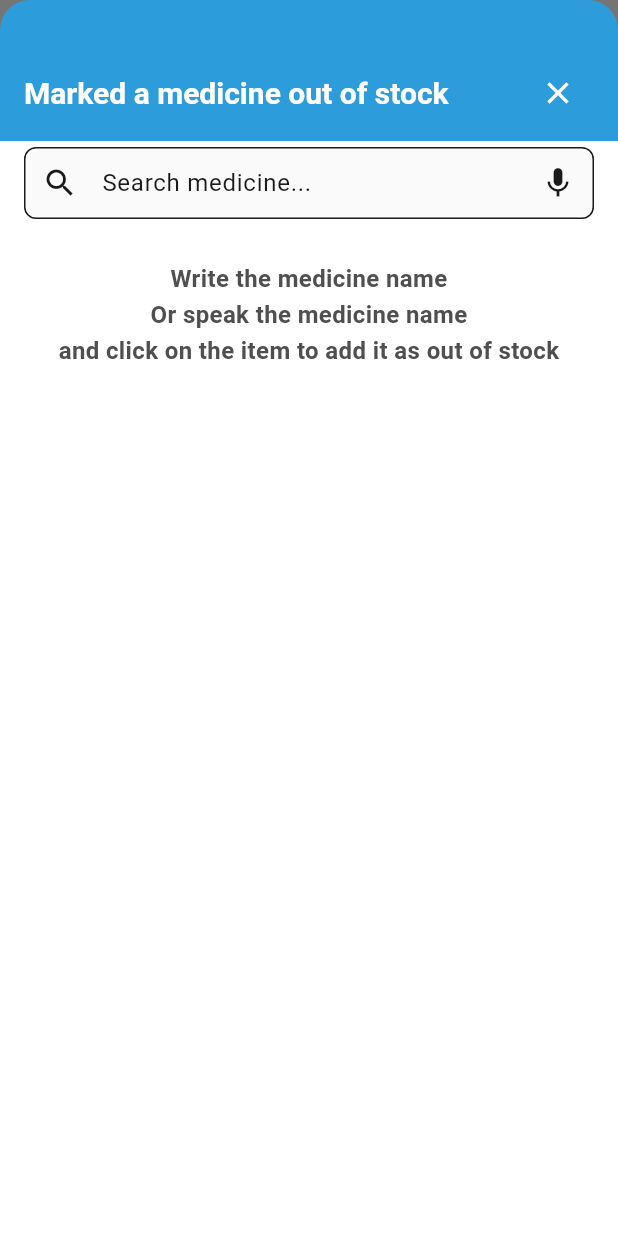
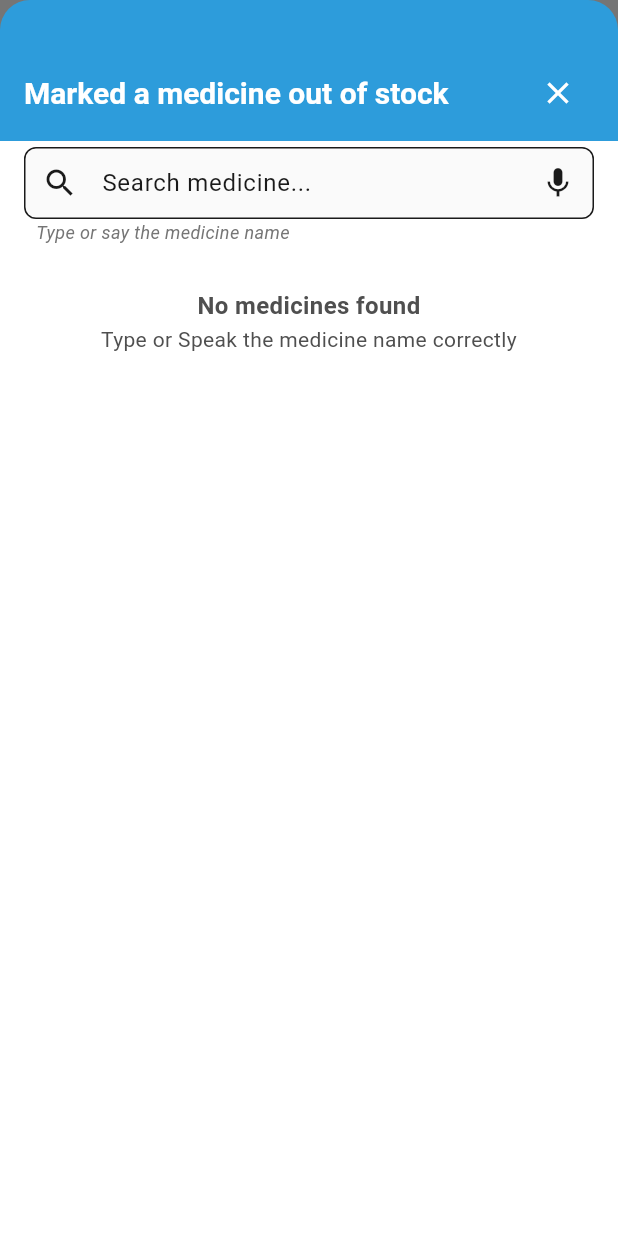
Before and after one commit to Jakir123/MedTrack, a Flutter app: the OutOfStockMedicineListScreen screen opened directly with empty values, after a tap on the "add" icon, on a phone screen of 412 x 824 dp. Run offline on Flutter 3.47's test engine with Material 3 defaults, Android fonts, the phone set to English and light mode, and no system bars; our stand-ins replace cached_network_image, cloud_firestore, firebase_auth, firebase_core, flutter_local_notifications, flutter_svg and 8 more; missing offline and left inert: android_alarm_manager_plus; accounts and stored records are empty; project files that could hold a hidden picture were left out.

Commit message:
updated add stock out ui modality.

```diff
--- a/lib/features/medicines/medicine_viewmodel.dart
+++ b/lib/features/medicines/medicine_viewmodel.dart
@@ -62,12 +62,12 @@ class MedicineViewModel extends ChangeNotifier {
     });
   }
 
-  Future<List<Medicine>> getAllMedicines(String? userId, {bool isAnonymous = false}) async {
+  Future<List<Medicine>> getAllInStockMedicines(String? userId, {bool isAnonymous = false}) async {
     if (userId == null) return [];
     final completer = Completer<List<Medicine>>();
 
     final subscription = _firebaseService
-        .getAllMedicines(userId, isAnonymous: isAnonymous)
+        .getAllInStockMedicines(userId, isAnonymous: isAnonymous)
         .listen((snapshot) {
       final medicines = snapshot.docs
           .map((doc) => Medicine.fromMap(doc.data() as Map<String, dynamic>, doc.id))
--- a/lib/features/medicines/out_of_stock/add_out_of_stock_medicine_sheet.dart
+++ b/lib/features/medicines/out_of_stock/add_out_of_stock_medicine_sheet.dart
@@ -45,28 +45,16 @@ class _AddOutOfStockMedicineSheetState extends State<AddOutOfStockMedicineSheet>
 
   Future<void> _loadMedicineList() async {
     final medicineVM = context.read<MedicineViewModel>();
-    final medicines = await medicineVM.getAllMedicines(widget.userId);
+    final medicines = await medicineVM.getAllInStockMedicines(widget.userId);
+    _allMedicines.clear();
     _allMedicines.addAll(medicines);
+    _performSearch(_searchController.text);
   }
 
   Future<void> _initSpeech() async {
     await _speech.initialize();
   }
 
-  void _updateMedicineQuantity(Medicine medicine) async{
-    if (medicine.quantityInStock == 0) {
-      CustomToast.showErrorToast(
-        'Medicine is already out of stock'
-      );
-      return;
-    }
-    await context.read<OutOfStockMedicineViewModel>().updateMedicineQuantity(
-      widget.userId,
-      medicine.id,
-      0,
-    );
-    Navigator.pop(context);
-  }
 
   Future<void> _toggleListening({bool shouldStop = false}) async {
     if (shouldStop) {
@@ -170,10 +158,12 @@ class _AddOutOfStockMedicineSheetState extends State<AddOutOfStockMedicineSheet>
 
   void _performSearch(String query) {
     if (query.isEmpty) {
-      setState(() => _medicineSuggestions.clear());
+      setState((){
+        _medicineSuggestions.clear();
+        _medicineSuggestions.addAll(_allMedicines);
+      });
       return;
     }
-
     setState(() {
       _medicineSuggestions.clear();
       _medicineSuggestions.addAll(
@@ -183,6 +173,36 @@ class _AddOutOfStockMedicineSheetState extends State<AddOutOfStockMedicineSheet>
             .toList(),
       );
     });
+  }
+
+  void _toggleStockOut(Medicine medicine) async {
+    // First, update the local state to show the switch transition
+    setState(() {
+      // Create a copy with quantityInStock set to 0 to trigger the switch animation
+      final updatedMedicine = medicine.copyWith(quantityInStock: 0);
+      final index = _medicineSuggestions.indexWhere((m) => m.id == medicine.id);
+      if (index != -1) {
+        _medicineSuggestions[index] = updatedMedicine;
+      }
+    });
+
+    // Then perform the actual update
+    final viewModel = context.read<MedicineViewModel>();
+    await viewModel.updateMedicine(
+      medicine.copyWith(quantityInStock: 0),
+      widget.userId,
+      isAnonymous: false,
+    );
+
+    // Finally, remove the item after a short delay to show the transition
+    await Future.delayed(const Duration(milliseconds: 300)); // Adjust timing as needed
+
+    if (mounted) {
+      setState(() {
+        _medicineSuggestions.removeWhere((m) => m.id == medicine.id);
+        _allMedicines.removeWhere((m) => m.id == medicine.id);
+      });
+    }
   }
 
   @override
@@ -195,6 +215,7 @@ class _AddOutOfStockMedicineSheetState extends State<AddOutOfStockMedicineSheet>
         ),
         child: Column(
           mainAxisSize: MainAxisSize.max,
+          crossAxisAlignment: CrossAxisAlignment.start,
           children: [
             ClipRRect(
               borderRadius: const BorderRadius.only(
@@ -222,7 +243,7 @@ class _AddOutOfStockMedicineSheetState extends State<AddOutOfStockMedicineSheet>
               ),
             ),
             Padding(
-              padding: const EdgeInsets.only(left: 16.0, right: 16.0, top: 4.0, bottom: 8.0),
+              padding: const EdgeInsets.only(left: 16.0, right: 16.0, top: 4.0, bottom: 0.0),
               child: TextField(
                 controller: _searchController,
                 decoration: InputDecoration(
@@ -256,7 +277,19 @@ class _AddOutOfStockMedicineSheetState extends State<AddOutOfStockMedicineSheet>
                 },
               ),
             ),
-            if (_medicineSuggestions.isNotEmpty)
+            Padding(
+              padding: const EdgeInsets.only(left: 24.0,bottom: 8.0),
+              child: Text(
+                'Type or say the medicine name',
+                textAlign: TextAlign.left,
+                style: TextStyle(
+                  fontSize: 12,
+                  color: Colors.grey[600],
+                  fontStyle: FontStyle.italic,
+                ),
+              ),
+            ),
+            if (_medicineSuggestions.isNotEmpty && !_isListening)
               Expanded(
                 child: ListView.builder(
                   itemCount: _medicineSuggestions.length,
@@ -270,10 +303,14 @@ class _AddOutOfStockMedicineSheetState extends State<AddOutOfStockMedicineSheet>
                           style: const TextStyle(fontWeight: FontWeight.bold),
                         ),
                         subtitle: Text('${suggestion.companyName}'),
-                        onTap: () {
-                          _searchController.text = suggestion.name;
-                          _updateMedicineQuantity(suggestion);
-                        },
+                        trailing: Switch(
+                          value: suggestion.quantityInStock == 0,
+                          onChanged: (value) => _toggleStockOut(suggestion),
+                          activeColor: Colors.red,
+                          inactiveThumbColor: Theme.of(context).primaryColor,
+                          inactiveTrackColor: Theme.of(context).primaryColor.withOpacity(0.5),
+                          trackOutlineColor: WidgetStateProperty.all(Colors.transparent),
+                        ),
                       ),
                     );
                   },
@@ -282,7 +319,9 @@ class _AddOutOfStockMedicineSheetState extends State<AddOutOfStockMedicineSheet>
             if (_isListening)
               Padding(
                 padding: const EdgeInsets.all(20.0),
+                child: Center(
                   child: Column(
+                    crossAxisAlignment: CrossAxisAlignment.center,
                     children: [
                       const Text('Listening...\nSay the medicine name', style: TextStyle(fontStyle: FontStyle.italic)),
                       const SizedBox(height: 10),
@@ -297,11 +336,28 @@ class _AddOutOfStockMedicineSheetState extends State<AddOutOfStockMedicineSheet>
                       ),
                     ],
                   ),
+                ),
               )
             else if (_medicineSuggestions.isEmpty)
               const Padding(
                 padding: EdgeInsets.all(20.0),
-                child: Text("Write the medicine name \nOr speak the medicine name \nand click on the item to add it as out of stock",style: TextStyle(fontWeight: FontWeight.bold,fontSize: 16),textAlign: TextAlign.center,),
+                child: Center(
+                  child: Text.rich(
+                    TextSpan(
+                      children: [
+                        TextSpan(
+                          text: "No medicines found\n",
+                          style: TextStyle(fontWeight: FontWeight.bold, fontSize: 16),
+                        ),
+                        TextSpan(
+                          text: "Type or Speak the medicine name correctly",
+                          style: TextStyle(fontSize: 14), // Smaller font size
+                        ),
+                      ],
+                    ),
+                    textAlign: TextAlign.center,
+                  ),
+                )
               ),
           ],
         ),
--- a/lib/utils/firebase_service.dart
+++ b/lib/utils/firebase_service.dart
@@ -268,9 +268,9 @@ class FirebaseService {
   }
 
   // Get all in-stock medicines (isFinished == false)
-  Stream<QuerySnapshot> getInStockMedicines(String userId, {bool isAnonymous = false}) {
+  Stream<QuerySnapshot> getAllInStockMedicines(String userId, {bool isAnonymous = false}) {
     return _getUserCollection(userId, 'medicines', isAnonymous)
-        .where('quantityInStock', isEqualTo: 0)
+        .where('quantityInStock', isGreaterThan: 0)
         .orderBy('name')
         .snapshots();
   }
```
Also changed, not shown: 1 other file. Lines whose indentation alone changed are shown as unchanged.
